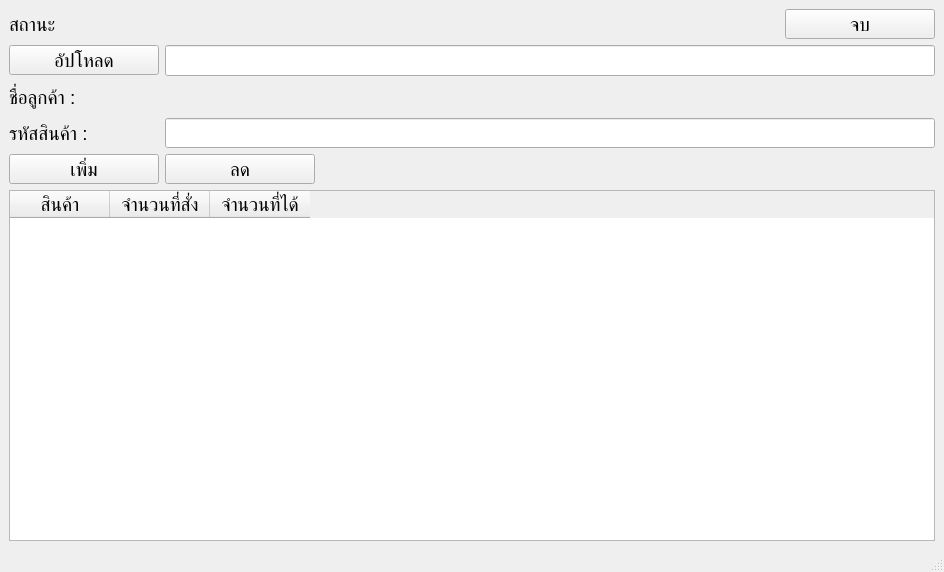
ThanawatKMUTNB/MRINCE, file GUI_Mrince_7.ui: the form before one commit.
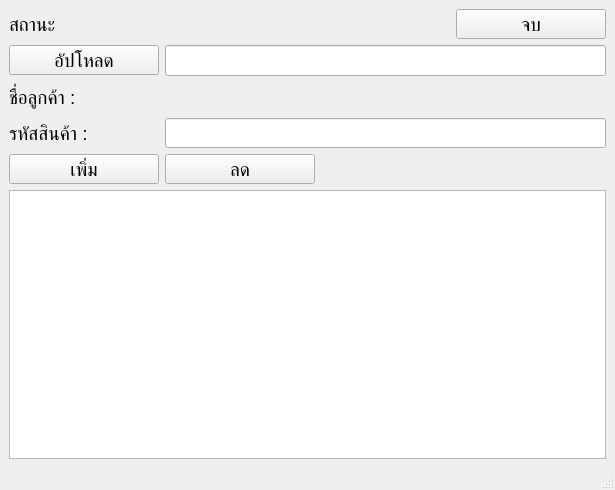
The form after the commit.

Commit message: clear button

```diff
--- a/GUI_Mrince_7.ui
+++ b/GUI_Mrince_7.ui
@@ -6,8 +6,8 @@
    <rect>
     <x>0</x>
     <y>0</y>
-    <width>944</width>
-    <height>572</height>
+    <width>615</width>
+    <height>490</height>
    </rect>
   </property>
   <property name="windowTitle">
@@ -299,17 +299,26 @@
        </font>
       </property>
       <attribute name="horizontalHeaderVisible">
-       <bool>true</bool>
+       <bool>false</bool>
       </attribute>
       <attribute name="horizontalHeaderCascadingSectionResizes">
        <bool>false</bool>
       </attribute>
+      <attribute name="horizontalHeaderMinimumSectionSize">
+       <number>0</number>
+      </attribute>
       <attribute name="horizontalHeaderShowSortIndicator" stdset="0">
        <bool>false</bool>
       </attribute>
+      <attribute name="horizontalHeaderStretchLastSection">
+       <bool>false</bool>
+      </attribute>
       <attribute name="verticalHeaderVisible">
        <bool>false</bool>
       </attribute>
+      <attribute name="verticalHeaderStretchLastSection">
+       <bool>false</bool>
+      </attribute>
       <column>
        <property name="text">
         <string>สินค้า</string>
```
Left out of the diff: 2 changed lines with no effect on the pictures. The commit also changes 6 other files.
